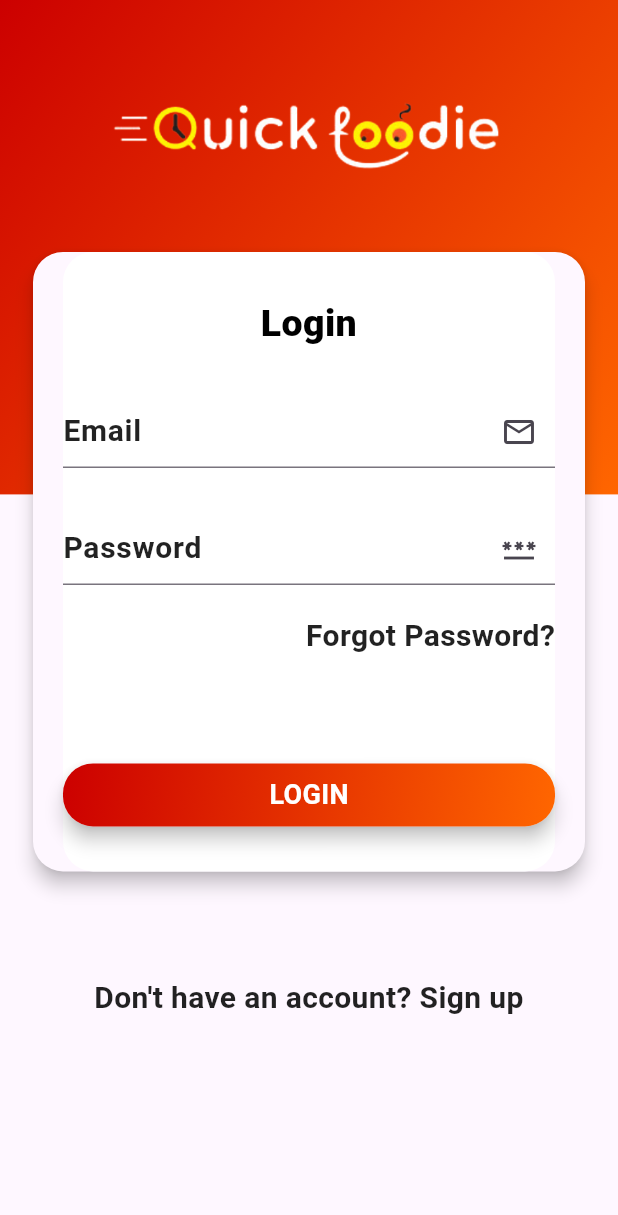
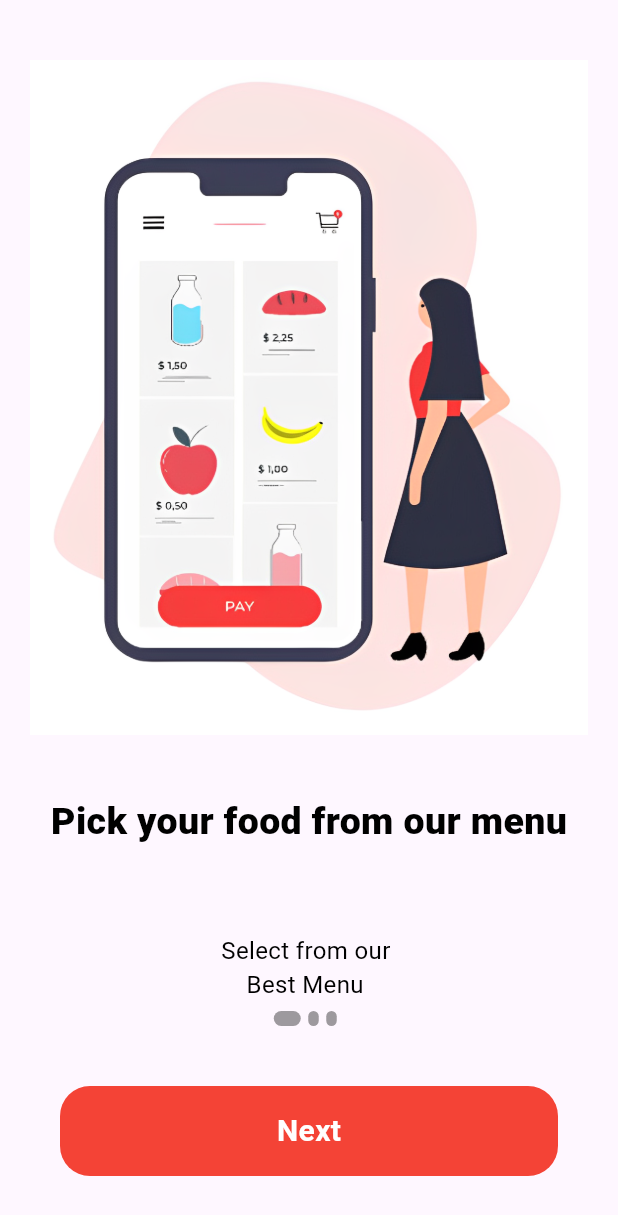
Before and after one commit to 4zeddin/Food-Ordering-App, a Flutter app: the screen it shows after launch, on a phone screen of 412 x 824 dp. Shown: the top 1215 px of the screen. Run offline on Flutter 3.47's test engine with Material 3 defaults, Android fonts, the phone set to English and light mode, and no system bars; our stand-ins replace cached_network_image, cloud_firestore, curved_navigation_bar, firebase_auth, firebase_core, firebase_storage and 4 more; missing offline and left inert: flutter_stripe; accounts and stored records are empty; Roboto replaces fonts that are missing (Poppins-SemiBold).

Commit message:
onboarding

```diff
--- a/lib/main.dart
+++ b/lib/main.dart
@@ -7,6 +7,7 @@ import 'package:app/pages/auth/login.dart';
 import 'package:app/pages/auth/onboard.dart';
 import 'package:app/pages/auth/singup.dart';
 import 'package:app/pages/buttomnav.dart';
+import 'package:app/pages/onboard.dart';
 import 'package:app/pages/order.dart';
 import 'package:app/pages/home.dart';
 import 'package:app/widget/app_constant.dart';
@@ -35,7 +36,7 @@ class MyApp extends StatelessWidget {
       //   colorScheme: ColorScheme.fromSeed(seedColor: Colors.deepPurple),
       //   useMaterial3: true,
       // ),
-      home: LogIn(),
+      home: Onboard(),
     );
   }
 }
--- /dev/null
+++ b/lib/pages/onboard.dart
@@ -0,0 +1,123 @@
+import 'package:app/pages/auth/singup.dart';
+import 'package:app/widget/content_model.dart';
+import 'package:app/widget/widget_support.dart';
+import 'package:flutter/material.dart';
+
+class Onboard extends StatefulWidget {
+  const Onboard({super.key});
+
+  @override
+  State<Onboard> createState() => _OnboardState();
+}
+
+class _OnboardState extends State<Onboard> {
+  int currentIndex = 0;
+  late PageController _controller;
+
+  @override
+  void initState() {
+    _controller = PageController(initialPage: 0);
+
+    super.initState();
+  }
+
+  @override
+  void dispose() {
+    _controller.dispose();
+    super.dispose();
+  }
+
+  @override
+  Widget build(BuildContext context) {
+    return Scaffold(
+      body: Column(
+        children: [
+          Expanded(
+            child: PageView.builder(
+                controller: _controller,
+                itemCount: content.length,
+                onPageChanged: (int index) {
+                  setState(() {
+                    currentIndex = index;
+                  });
+                },
+                itemBuilder: (_, i) {
+                  return Padding(
+                    padding:
+                        const EdgeInsets.only(top: 40.0, left: 20.0, right: 20.0),
+                    child: Column(
+                      children: [
+                        Image.asset(
+                          content[i].image,
+                          height: 450,
+                          width: MediaQuery.of(context).size.width,
+                          fit: BoxFit.fill,
+                        ),
+                        const SizedBox(
+                          height: 40.0,
+                        ),
+                        Text(
+                          content[i].title,
+                          style: AppWidget.headlinetext(),
+                        ),
+                        const SizedBox(
+                          height: 20.0,
+                        ),
+                        Text(
+                          content[i].description,
+                          style: AppWidget.lighttext(),
+                        )
+                      ],
+                    ),
+                  );
+                }),
+          ),
+          Row(
+            mainAxisAlignment: MainAxisAlignment.center,
+            children: List.generate(
+              content.length,
+              (index) => buildDot(index, context),
+            ),
+          ),
+          GestureDetector(
+            onTap: () {
+              if (currentIndex == content.length - 1) {
+                Navigator.pushReplacement(
+                    context, MaterialPageRoute(builder: (context) => const SingUp()));
+              }
+              _controller.nextPage(
+                  duration: const Duration(milliseconds: 100),
+                  curve: Curves.bounceIn);
+            },
+            child: Container(
+              decoration: BoxDecoration(
+                  color: Colors.red, borderRadius: BorderRadius.circular(20)),
+              height: 60,
+              margin: const EdgeInsets.all(40),
+              width: double.infinity,
+              child: Center(
+                child: Text(
+                  currentIndex == content.length - 1 ? "Start" : "Next",
+                  style: const TextStyle(
+                      color: Colors.white,
+                      fontSize: 20.0,
+                      fontWeight: FontWeight.bold),
+                ),
+              ),
+            ),
+          )
+        ],
+      ),
+    );
+  }
+
+  Container buildDot(int index, BuildContext context) {
+    return Container(
+      height: 10.0,
+      width: currentIndex == index ? 18 : 7,
+      margin: const EdgeInsets.only(right: 5),
+      decoration: BoxDecoration(
+          borderRadius: BorderRadius.circular(6), color: Colors.black38),
+    );
+  }
+}
--- a/lib/widget/content_model.dart
+++ b/lib/widget/content_model.dart
@@ -9,9 +9,9 @@ class UnboardingContent {
 
 List<UnboardingContent> content = [
   UnboardingContent(
-      title: "1111", image: "images/screen1.png", description: "dajdiaodow"),
+      title: "Pick your food from our menu\n", image: "images/screen1.png", description: "Select from our \n    Best Menu"),
   UnboardingContent(
-      title: "2222222", image: "images/screen2.png", description: "dajdiaodow"),
+      title: "You can pay cash on Delevery\n       Card payement is available", image: "images/screen2.png", description: "Easy and Online payment"),
   UnboardingContent(
-      title: "333333", image: "images/screen3.png", description: "dajdiaodow")
+      title: "Deliver your food at your\n        Doortap", image: "images/screen3.png", description: "Quick Delevery at you Doorstap")
 ];
```
Also changed, not shown: foo.png (added), 1 other file.
